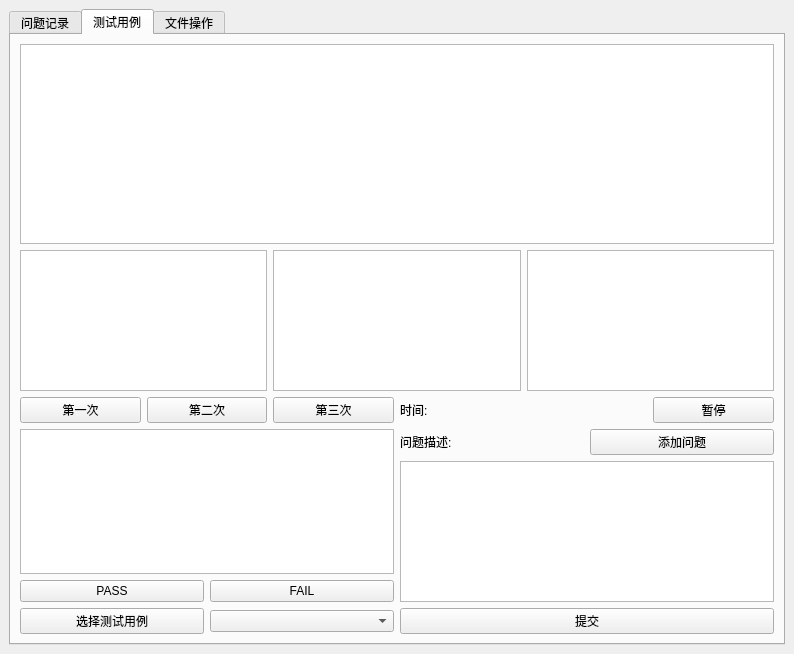
Above: Ui/recordinfo.ui from xiaochen19v587/RecordBug before the change. Below: the same form after it.
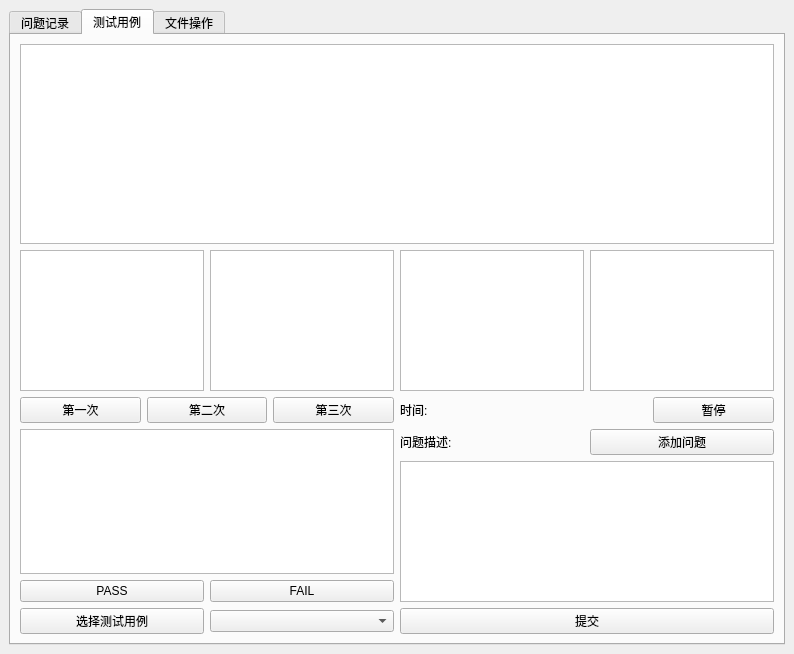
That is the form after the change. The open tabs and pages were chosen to show the change.

Diff of the .ui file:
```diff
--- a/Ui/recordinfo.ui
+++ b/Ui/recordinfo.ui
@@ -304,6 +304,10 @@
            <layout class="QVBoxLayout" name="verticalLayout_7">
             <item>
              <layout class="QHBoxLayout" name="horizontalLayout_17">
+              <item>
+               <widget class="QTextBrowser" name="textBrowser">
+               </widget>
+              </item>
               <item>
                <widget class="QTextBrowser" name="textBrowser_3"/>
               </item>
```
Left out of the diff: 2 changed lines with no effect on the pictures.
